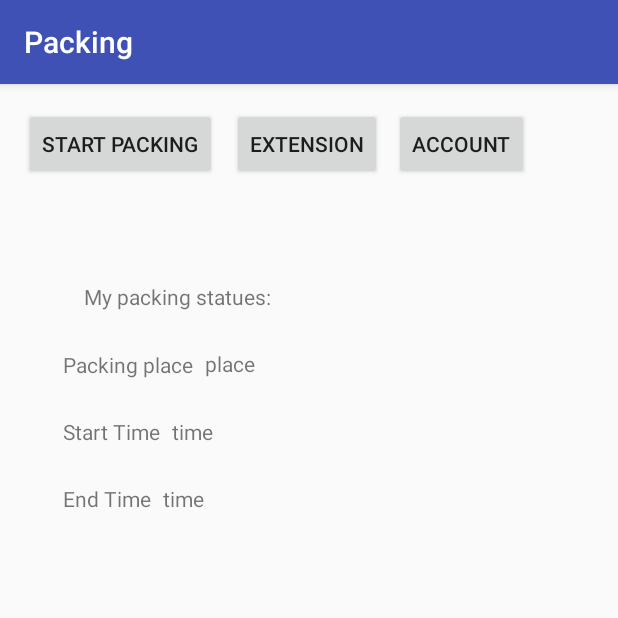
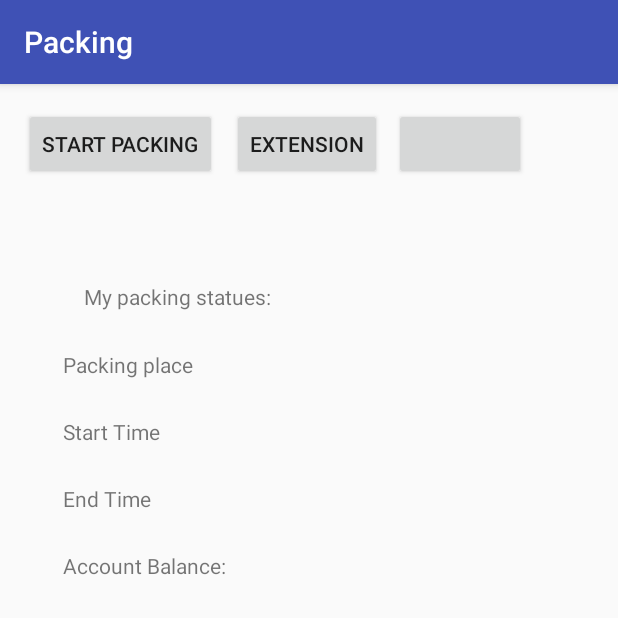
Before and after one commit to dogj/Easy-Parking, an Android app: the HomePage screen opened directly, with no data from a screen before it, on a phone screen of 412 x 824 dp, the top half of it. Run offline under Robolectric (Android 15) with nearby library versions, the phone set to English and light mode, and no system bars.

Commit message:
connect to database, account balance
connect to database, account balance

```diff
--- a/app/src/main/java/com/jiangxin/packing/HomePage.java
+++ b/app/src/main/java/com/jiangxin/packing/HomePage.java
@@ -1,17 +1,33 @@
 package com.jiangxin.packing;
 
 import android.content.Intent;
+import android.content.SharedPreferences;
 import android.os.Bundle;
 import android.support.v7.app.AppCompatActivity;
 import android.view.View;
 import android.widget.Button;
+import android.widget.TextView;
+import android.widget.Toast;
+
+import java.text.ParseException;
+import java.text.SimpleDateFormat;
+import java.util.Date;
 
 public class HomePage extends AppCompatActivity {
 
     Button start;
     Button extension;
     Button my_account;
+    String start_time;
+    String end_time;
+    String my_balance;
+    String my_code;
 
+
+    TextView textView_start;
+    TextView textView_end;
+    TextView textView_balance;
+    TextView textView_code;
     @Override
     protected void onCreate(Bundle savedInstanceState) {
         super.onCreate(savedInstanceState);
@@ -19,6 +35,20 @@ public class HomePage extends AppCompatActivity {
         start = (Button) findViewById(R.id.start);
         extension = (Button) findViewById(R.id.addtime);
         my_account= (Button) findViewById(R.id.my_account);
+        textView_start = (TextView) findViewById(R.id.start_time);
+        textView_end = (TextView) findViewById(R.id.end_time);
+        textView_balance= (TextView) findViewById(R.id.current_balance_home);
+        textView_code = (TextView) findViewById(R.id.place);
+
+        SharedPreferences sharedata = getSharedPreferences("data", 0);
+        start_time = sharedata.getString("start",null);
+        end_time=sharedata.getString("end",null);
+        my_balance=sharedata.getString("balance",null);
+        my_code=sharedata.getString("code",null);
+        textView_start.setText(start_time);
+        textView_end.setText(end_time);
+        textView_balance.setText(my_balance);
+        textView_code.setText(my_code);
         start.setOnClickListener(new View.OnClickListener() {
             @Override
             public void onClick(View v) {
@@ -30,7 +60,29 @@ public class HomePage extends AppCompatActivity {
         extension.setOnClickListener(new View.OnClickListener() {
             @Override
             public void onClick(View v) {
+                SimpleDateFormat df1 = new SimpleDateFormat("HH:mm:ss dd-MM-yyyy");
+                try {
+                    Date start = df1.parse(start_time);
+                    Date end = df1.parse(end_time);
+                    long start_time_long = start.getTime();
+                    long end_time_long = end.getTime();
 
+                    if((end_time_long-start_time_long)<70 * 60 * 1000){
+                        end_time_long = end_time_long + 60 * 60 * 1000;
+                        end = new Date(end_time_long);
+                        end_time = df1.format(end);
+                        textView_end.setText(end_time);
+
+                        Toast.makeText(getApplicationContext(),"extension accepted",Toast.LENGTH_SHORT).show();
+
+                    }else{
+                        Toast.makeText(getApplicationContext(),"The maximum packing hour is 2",Toast.LENGTH_SHORT).show();
+                    }
+
+
+                } catch (ParseException e) {
+                    e.printStackTrace();
+                }
             }
         });
 
--- a/app/src/main/res/layout/activity_home_page.xml
+++ b/app/src/main/res/layout/activity_home_page.xml
@@ -98,11 +98,32 @@
         app:layout_constraintLeft_toRightOf="@+id/end_hint"
         android:layout_marginLeft="8dp" />
 
+    <TextView
+        android:id="@+id/balance_hint"
+        android:layout_width="wrap_content"
+        android:layout_height="wrap_content"
+        android:text="Account Balance:"
+        android:layout_marginTop="25dp"
+        app:layout_constraintTop_toBottomOf="@+id/end_hint"
+        android:layout_marginLeft="42dp"
+        app:layout_constraintLeft_toLeftOf="parent" />
+
+    <TextView
+        android:id="@+id/current_balance_home"
+        android:layout_width="wrap_content"
+        android:layout_height="wrap_content"
+        android:text=""
+        android:layout_marginTop="25dp"
+        app:layout_constraintTop_toBottomOf="@+id/end_hint"
+        app:layout_constraintLeft_toRightOf="@+id/balance_hint"
+        android:layout_marginLeft="8dp" />
+
+
     <Button
         android:id="@+id/my_account"
         android:layout_width="wrap_content"
         android:layout_height="wrap_content"
-        android:text="Account"
+        android:text=""
         app:layout_constraintRight_toRightOf="parent"
         app:layout_constraintLeft_toRightOf="@+id/addtime"
         android:layout_marginLeft="8dp"
```
Also changed, not shown: app/src/main/java/com/jiangxin/packing/Account.java (+6 -8 lines), app/src/main/java/com/jiangxin/packing/MainActivity.java (+5 -2 lines), app/src/main/java/com/jiangxin/packing/Packing.java (+99 -3 lines), app/src/main/java/com/jiangxin/packing/Register.java (+7 -11 lines), app/src/main/res/layout/activity_account.xml (+6 -33 lines), app/src/main/res/layout/activity_register.xml (+10 -34 lines).
